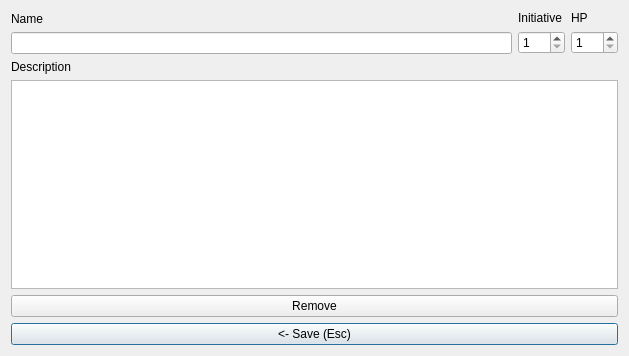
This is ui_files/Player_Dialog.ui in nogasgofast/Adventure_Wrench as Qt 5 draws it before an edit. The edited form follows.
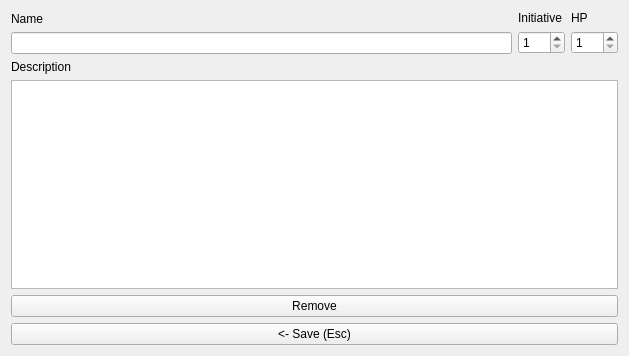
This is the edited form.

```diff
--- a/ui_files/Player_Dialog.ui
+++ b/ui_files/Player_Dialog.ui
@@ -176,6 +176,9 @@
      <property name="text">
       <string>&lt;- Save (Esc)</string>
      </property>
+     <property name="autoDefault">
+      <bool>false</bool>
+     </property>
     </widget>
    </item>
   </layout>
```
